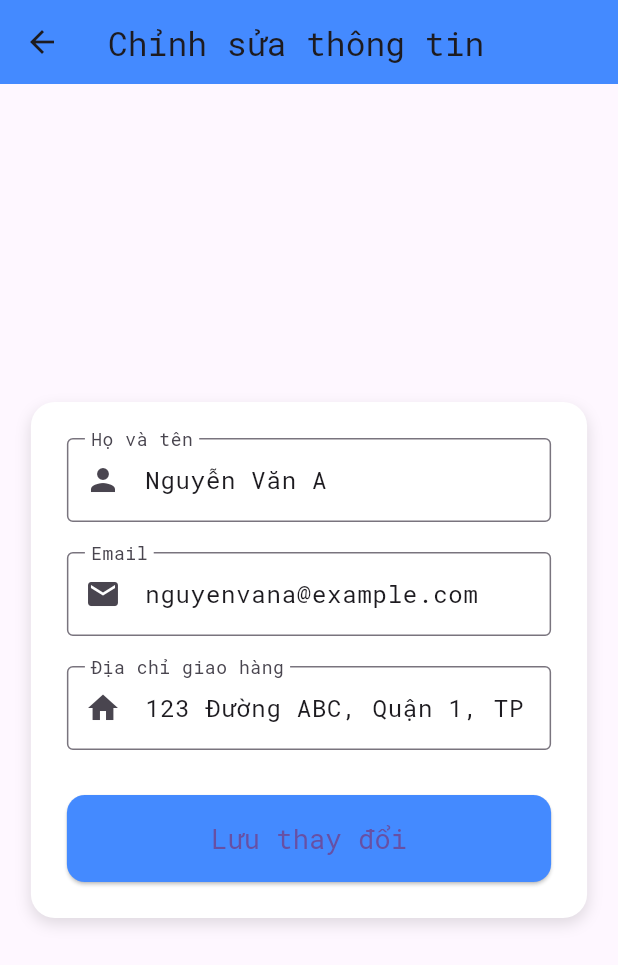
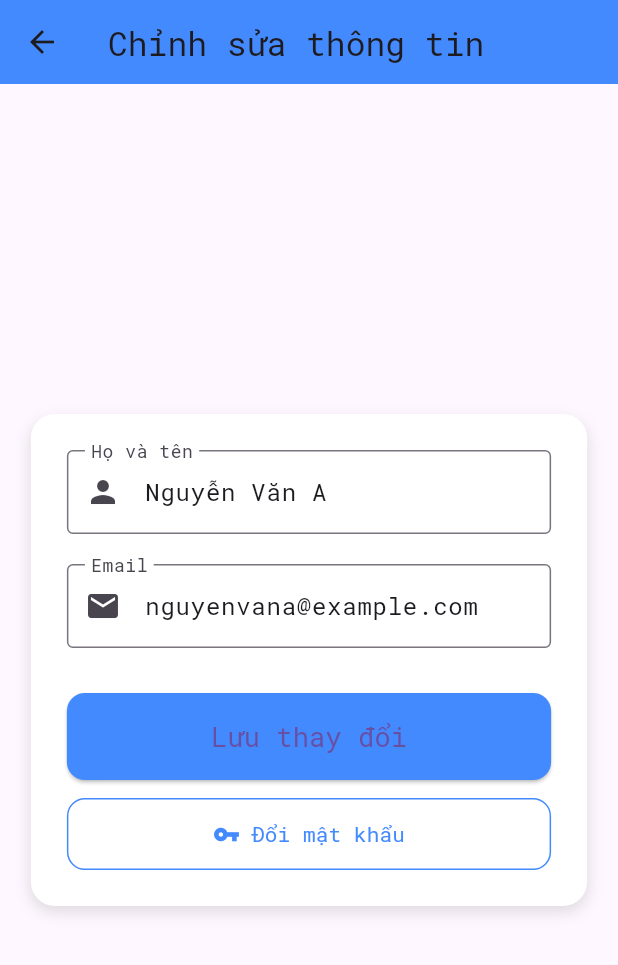
Before and after one commit to city314/CPMAD-FINALTERM, a Flutter app: the EditProfileScreen screen opened directly, on a phone screen of 412 x 824 dp. Shown: the top 965 px of the screen. Run offline on Flutter 3.47's test engine with Material 3 defaults, Android fonts, the phone set to English and light mode, and no system bars; our stand-ins replace shared_preferences; accounts and stored records are empty.

Commit message:
updating account_screen.dart, edit_profile_screen.dart

```diff
--- a/lib/screens/user/account/account_screen.dart
+++ b/lib/screens/user/account/account_screen.dart
@@ -1,5 +1,4 @@
 import 'package:flutter/material.dart';
-import 'change_password_after_login.dart';
 import 'order_history_screen.dart';
 import 'edit_profile_screen.dart';
 import 'manage_addresses_screen.dart';
@@ -109,12 +108,6 @@ Widget _buildProfileCard(BuildContext context) {
               );
             },
           ),
-          buildInfoRow(Icons.vpn_key, 'Mật khẩu', '********', onTap: () {
-            Navigator.push(
-              context,
-              MaterialPageRoute(builder: (_) => const ChangePasswordAfterLoginScreen()),
-            );
-          }),
           buildInfoRow(Icons.person, 'Vai trò', 'Khách hàng'),
           buildInfoRow(Icons.lock, 'Trạng thái tài khoản', 'Hoạt động'),
           buildInfoRow(Icons.edit, 'Chỉnh sửa thông tin', null, onTap: () {
--- a/lib/screens/user/account/edit_profile_screen.dart
+++ b/lib/screens/user/account/edit_profile_screen.dart
@@ -1,4 +1,5 @@
 import 'package:flutter/material.dart';
+import 'change_password_after_login.dart';
 
 class EditProfileScreen extends StatefulWidget {
   const EditProfileScreen({super.key});
@@ -10,15 +11,13 @@ class EditProfileScreen extends StatefulWidget {
 class _EditProfileScreenState extends State<EditProfileScreen> {
   final _nameController = TextEditingController(text: 'Nguyễn Văn A');
   final _emailController = TextEditingController(text: 'nguyenvana@example.com');
-  final _addressController = TextEditingController(text: '123 Đường ABC, Quận 1, TP.HCM');
   bool _isSaving = false;
 
   void _saveChanges() async {
     final name = _nameController.text.trim();
     final email = _emailController.text.trim();
-    final address = _addressController.text.trim();
 
-    if (name.isEmpty || email.isEmpty || address.isEmpty) {
+    if (name.isEmpty || email.isEmpty) {
       ScaffoldMessenger.of(context).showSnackBar(
         const SnackBar(content: Text('Vui lòng nhập đầy đủ thông tin')),
       );
@@ -81,15 +80,6 @@ class _EditProfileScreenState extends State<EditProfileScreen> {
                     border: OutlineInputBorder(),
                   ),
                 ),
-                const SizedBox(height: 20),
-                TextField(
-                  controller: _addressController,
-                  decoration: const InputDecoration(
-                    labelText: 'Địa chỉ giao hàng',
-                    prefixIcon: Icon(Icons.home),
-                    border: OutlineInputBorder(),
-                  ),
-                ),
                 const SizedBox(height: 30),
                 ElevatedButton(
                   onPressed: _isSaving ? null : _saveChanges,
@@ -109,6 +99,22 @@ class _EditProfileScreenState extends State<EditProfileScreen> {
                   )
                       : const Text('Lưu thay đổi', style: TextStyle(fontSize: 18)),
                 ),
+                const SizedBox(height: 12),
+                OutlinedButton.icon(
+                  onPressed: () {
+                    Navigator.push(
+                      context,
+                      MaterialPageRoute(builder: (_) => const ChangePasswordAfterLoginScreen()),
+                    );
+                  },
+                  icon: const Icon(Icons.vpn_key, color: Colors.blueAccent),
+                  label: const Text('Đổi mật khẩu', style: TextStyle(color: Colors.blueAccent)),
+                  style: OutlinedButton.styleFrom(
+                    side: const BorderSide(color: Colors.blueAccent),
+                    padding: const EdgeInsets.symmetric(vertical: 14),
+                    shape: RoundedRectangleBorder(borderRadius: BorderRadius.circular(12)),
+                  ),
+                ),
               ],
             ),
           ),
```
